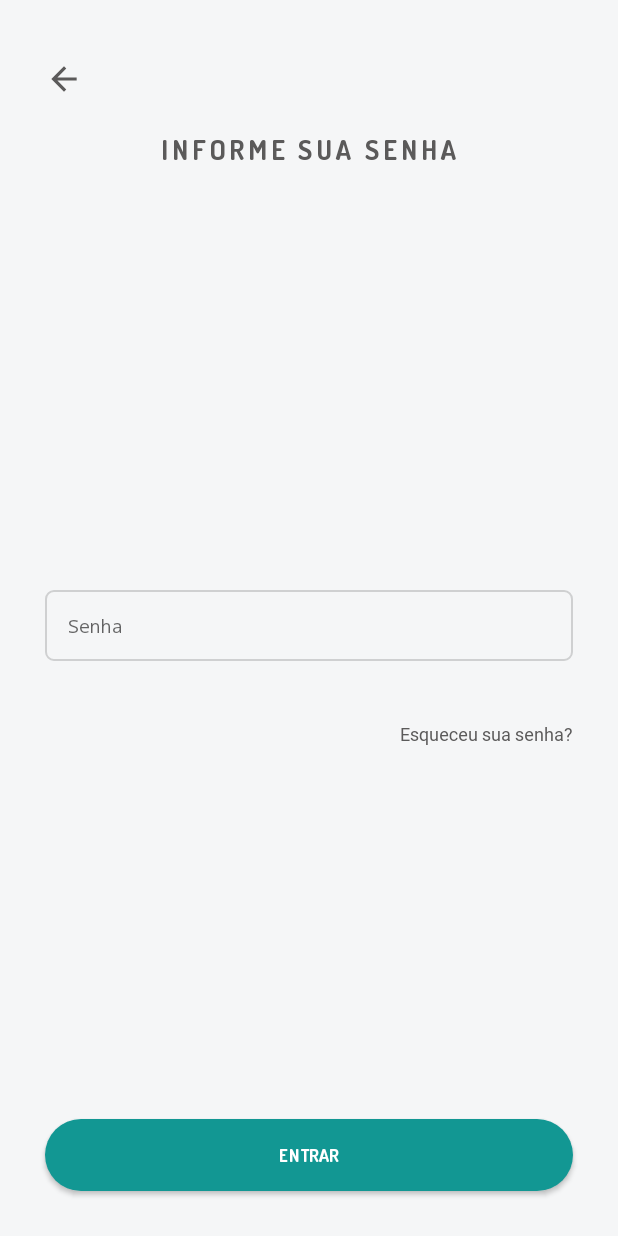
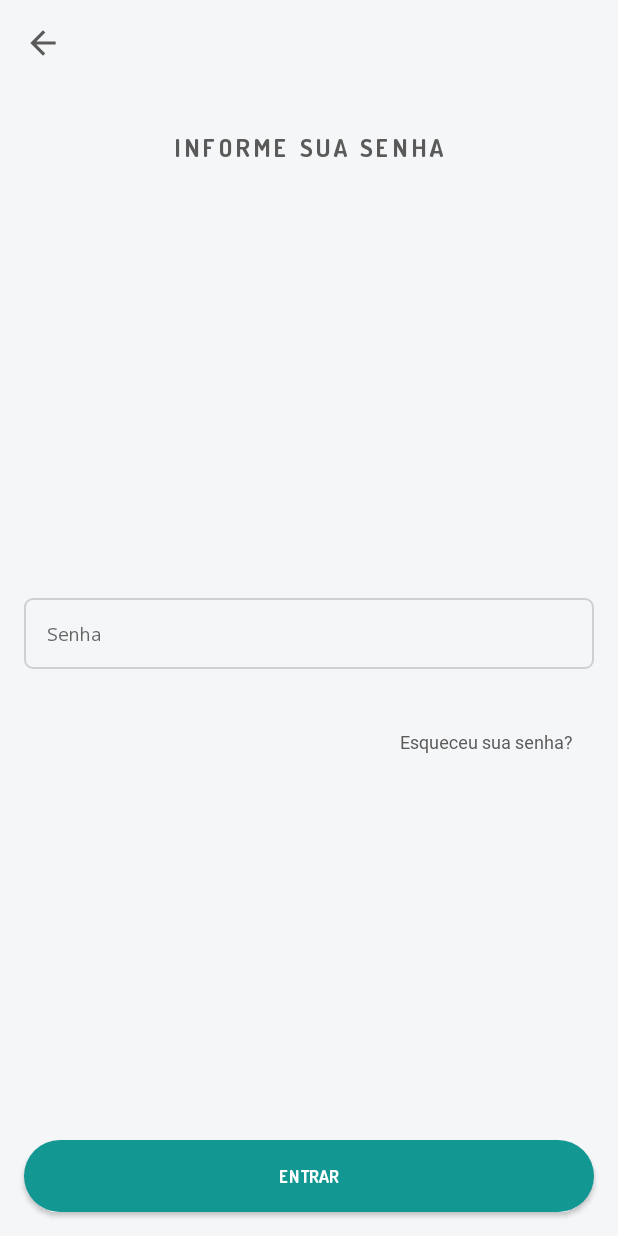
Before and after one commit to OLE-TRAINING/ole-android, an Android app: the LoginActivity screen opened directly, with no data from a screen before it, on a phone screen of 412 x 824 dp. Run offline under Robolectric (Android 15) with nearby library versions, the phone set to English and light mode, and no system bars; libraries missing offline, so code that uses them is left out: android.arch.paging, com.github.ybq.android, com.sdsmdg.tastytoast, retrofit2.adapter.rxjava; 1 statement that could not run was skipped.

Commit message:
layout adjust large screen

```diff
--- a/app/src/main/java/br/com/estagio/oletrainning/zup/otmovies/ui/home/fragments/favorite/FavoriteFragment.java
+++ b/app/src/main/java/br/com/estagio/oletrainning/zup/otmovies/ui/home/fragments/favorite/FavoriteFragment.java
@@ -106,7 +106,7 @@ public class FavoriteFragment extends BaseFragment implements SwipeRefreshLayout
                         favoriteViewHolder.swipeRefreshLayout.setRefreshing(false);
                     }
                 }
-            }, 5000);
+            }, 3000);
             favoriteViewModel.executeServiceGetFilmResults(SingletonEmail.INSTANCE.getEmail());
         }
     }
--- a/app/src/main/java/br/com/estagio/oletrainning/zup/otmovies/ui/home/fragments/favorite/FavoriteViewHolder.java
+++ b/app/src/main/java/br/com/estagio/oletrainning/zup/otmovies/ui/home/fragments/favorite/FavoriteViewHolder.java
@@ -22,6 +22,6 @@ public class FavoriteViewHolder {
         frameLayout = view.findViewById(R.id.loading_layout);
         recyclerView = view.findViewById(R.id.recycler_films);
         swipeRefreshLayout = view.findViewById(R.id.swiperefresh);
-        textViewFavoriteListNotFound = view.findViewById(R.id.textViewFavoriteListNotFound);
+        textViewFavoriteListNotFound = view.findViewById(R.id.textView_FavoriteListNotFound);
     }
 }
--- a/app/src/main/res/layout/activity_login.xml
+++ b/app/src/main/res/layout/activity_login.xml
@@ -20,12 +20,12 @@
             android:id="@+id/imageView_backArrow"
             android:layout_width="@dimen/sizeBackArrow"
             android:layout_height="@dimen/sizeBackArrow"
-            android:layout_marginTop="@dimen/margin_top_arrow"
+            android:layout_marginTop="@dimen/marginLayout"
             android:layout_marginStart="@dimen/marginLayout"
             app:layout_constraintStart_toStartOf="parent"
-            app:layout_constraintTop_toBottomOf="@+id/linearLayout_red_toast"
+            app:layout_constraintTop_toTopOf="parent"
             app:srcCompat="@drawable/ic_arrow_back_black_24dp"
-            android:contentDescription="@string/imageview_backarrow"/>
+            android:contentDescription="@string/imageview_backarrow" />
 
         <TextView
             android:id="@+id/textView_header"
@@ -68,8 +68,8 @@
             android:layout_height="wrap_content"
             android:layout_marginTop="@dimen/activity_margin"
             android:layout_marginBottom="@dimen/activity_margin"
-            android:layout_marginStart="@dimen/marginThirty"
-            android:layout_marginEnd="@dimen/marginThirty"
+            android:layout_marginStart="@dimen/marginLayout"
+            android:layout_marginEnd="@dimen/marginLayout"
             app:setHint="@string/password"
             app:setInicialErrorVisibility="false"
             app:setInputType="textPassword">
--- a/app/src/main/res/layout/activity_pre_login.xml
+++ b/app/src/main/res/layout/activity_pre_login.xml
@@ -33,7 +33,8 @@
             android:id="@+id/errorEditText_enterEmail"
             android:layout_width="match_parent"
             android:layout_height="wrap_content"
-            android:layout_margin="@dimen/marginThirty"
+            android:layout_marginStart="@dimen/marginLayout"
+            android:layout_marginEnd="@dimen/marginLayout"
             app:layout_constraintBottom_toTopOf="@id/button_nextPreLogin"
             app:layout_constraintLeft_toLeftOf="parent"
             app:layout_constraintRight_toRightOf="parent"
--- a/app/src/main/res/layout/fragment_search.xml
+++ b/app/src/main/res/layout/fragment_search.xml
@@ -11,6 +11,7 @@
     <android.support.v7.widget.CardView
         android:layout_width="match_parent"
         app:cardElevation="@dimen/cardElevation"
+        app:cardCornerRadius="@dimen/noCornerRadius"
         android:backgroundTint="@color/colorPrimary"
         android:layout_height="wrap_content">
 
@@ -42,7 +43,7 @@
             android:layout_width="match_parent"
             android:layout_height="match_parent"
             android:gravity="center"
-            android:textSize="@dimen/textSizeHeader"
+            android:textSize="@dimen/textSizeDefault"
             android:fontFamily="@font/dosis_bold"
             android:visibility="gone"
             android:text="@string/errorMessageFilmNotFound"/>
--- a/app/src/main/res/layout/home_drawer.xml
+++ b/app/src/main/res/layout/home_drawer.xml
@@ -25,7 +25,7 @@
                 android:fontFamily="@font/encodesanssemisondensed_regular"
                 android:textSize="@dimen/textSizeToolbar"
                 android:gravity="center"
-                android:layout_marginEnd="@dimen/marginEndPositionLogo"
+                android:layout_marginEnd="@dimen/marginFifty"
                 android:layout_marginStart="@dimen/marginOrPaddingTwenty"
                 android:textColor="@color/colorTextWhite"/>
 
--- a/app/src/main/res/values/dimens.xml
+++ b/app/src/main/res/values/dimens.xml
@@ -2,13 +2,13 @@
 <resources>
     <dimen name="marginTopEditTextNameRegister">100dp</dimen>
     <dimen name="marginStandard">8dp</dimen>
-    <dimen name="marginLayout">30dp</dimen>
+    <dimen name="marginLayout">16dp</dimen>
     <dimen name="paddingEditText">15dp</dimen>
     <dimen name="textSizeDefault">12sp</dimen>
     <dimen name="textSizeSmall">14sp</dimen>
     <dimen name="textSizeTiny">10sp</dimen>
     <dimen name="defaultHeaderLetterSpacing">.15</dimen>
-    <dimen name="textSizeHeader">18sp</dimen>
+    <dimen name="textSizeHeader">16sp</dimen>
     <dimen name="bigMargin">16dp</dimen>
     <dimen name="lineSpacing">36dp</dimen>
     <dimen name="formFinalSpacing">160dp</dimen>
@@ -42,7 +42,6 @@
     <dimen name="smallMargin">8dp</dimen>
     <dimen name="margin_top_header">88dp</dimen>
     <dimen name="margin_top_arrow">40dp</dimen>
-    <!-- Default screen margins, per the Android Design guidelines. -->
     <dimen name="activity_horizontal_margin">16dp</dimen>
     <dimen name="activity_vertical_margin">16dp</dimen>
     <dimen name="nav_header_vertical_spacing">8dp</dimen>
@@ -58,14 +57,14 @@
     <dimen name="activity_margin_quarter">4dp</dimen>
     <dimen name="margin_top_details">4dp</dimen>
     <dimen name="marginStartDetails">14dp</dimen>
-    <dimen name="marginStartEmail">45dp</dimen>
+    <dimen name="marginStartEmail">21dp</dimen>
     <dimen name="textSizeToolbar">20sp</dimen>
     <dimen name="cardElevation">3dp</dimen>
     <dimen name="midMargin">12dp</dimen>
     <dimen name="textSizeSubtitle">16sp</dimen>
-    <dimen name="marginEndPositionLogo">50dp</dimen>
+    <dimen name="marginFifty">50dp</dimen>
     <dimen name="marginOrPaddingTwenty">20dp</dimen>
-    <dimen name="titleItemWidth">120dp</dimen>
+    <dimen name="titleItemWidth">90dp</dimen>
     <dimen name="marginStartCheckBox">80dp</dimen>
     <dimen name="marginStartKeywords">32dp</dimen>
     <dimen name="alphaEffect">.38</dimen>
--- a/app/src/main/res/values/strings.xml
+++ b/app/src/main/res/values/strings.xml
@@ -107,5 +107,6 @@
     <string name="user_photo_border">borda foto usuário</string>
     <string name="logout">Logout</string>
     <string name="icon_logout">ícone saída</string>
-    <string name="favoriteListEmpty">Parece que você ainda não adicionou\nnenhum filme na sua lista de favoritos.\n\nDeslize para baixo para atualizar a lista!</string>
+    <string name="favoriteListEmpty">Sua lista de filmes favoritos está vazia.\n\nDeslize para baixo para atualizar a lista!</string>
+    <string name="iconSwipeDescription">ícone swipe down</string>
 </resources>
```
Also changed, not shown: app/src/main/res/drawable/ic_swipe_down.xml (added, +18 -0 lines), app/src/main/res/layout/activity_finish_your_registration.xml (+4 -6 lines), app/src/main/res/layout/activity_inform_token_and_new_password.xml (+4 -4 lines), app/src/main/res/layout/activity_register_new_user.xml (+4 -4 lines), app/src/main/res/layout/activity_token_validation.xml (+4 -5 lines), app/src/main/res/layout/fragment_favorite.xml (+10 -6 lines).
